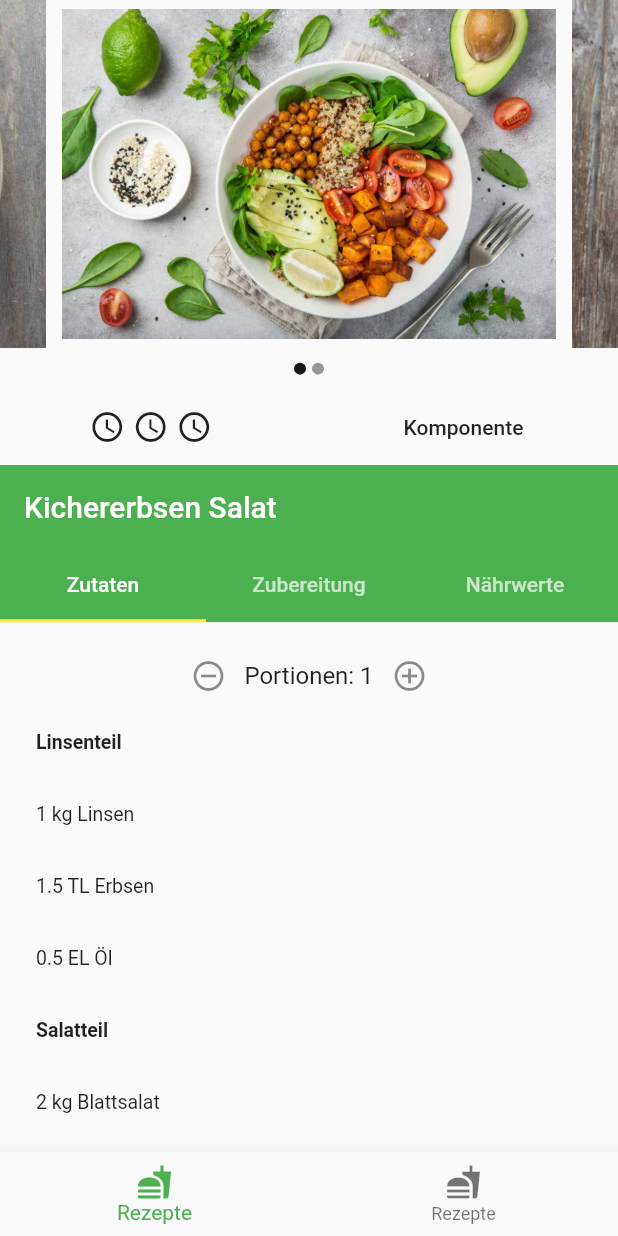
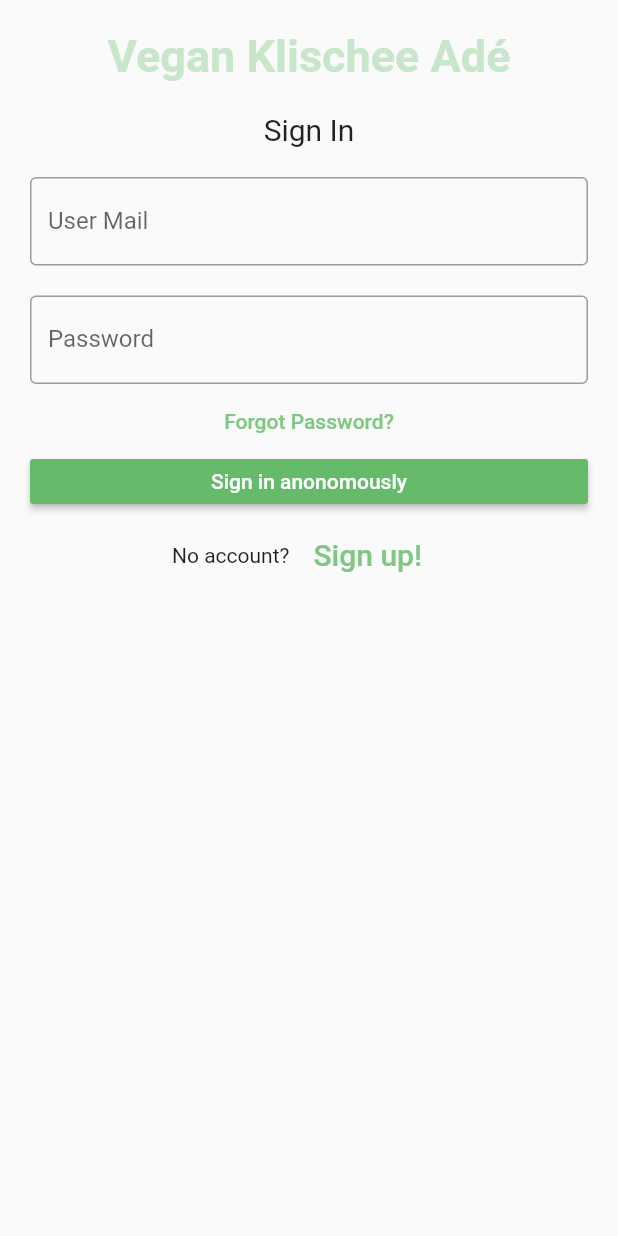
Before and after one commit to LarsLeo/Vegan-Klischee-ade-Baukasten, a Flutter app: the screen it shows after launch, on a phone screen of 412 x 824 dp. Run offline on Flutter 3.47's test engine with Material 2 defaults, Android fonts, the phone set to English and light mode, and no system bars; drawn by our look-alikes of carousel_slider; our stand-ins replace firebase_auth; accounts and stored records are empty.

Commit message:
added firebase auth

```diff
--- a/frontend/lib/main.dart
+++ b/frontend/lib/main.dart
@@ -1,7 +1,10 @@
+import 'package:firebase_auth/firebase_auth.dart';
 import 'package:flutter/material.dart';
 import 'package:frontend/config/config.dart';
-
-import 'views/recipe-detail/recipe-detail.dart';
+import 'package:frontend/services/auth.dart';
+import 'package:frontend/views/auth/authenticate.dart';
+import 'package:frontend/views/widgetContainer/widgetcontainer.dart';
+import 'package:provider/provider.dart';
 
 void main() {
   runApp(AppMain());
@@ -10,63 +13,27 @@ void main() {
 class AppMain extends StatelessWidget {
   @override
   Widget build(BuildContext context) {
-    return new MaterialApp(
-      title: Config.title,
-      theme: new ThemeData(
-        primarySwatch: Config.primaryColorSwatch,
-        accentColor: Config.secondaryColorSwatch
-      ),
-      home: new WidgetContainer(),
-    );
+    return StreamProvider<FirebaseUser>.value(
+        value: Auth.user,
+        child: new MaterialApp(
+          title: Config.title,
+          theme: new ThemeData(
+              primarySwatch: Config.primaryColorSwatch,
+              accentColor: Config.secondaryColorSwatch),
+          home: MainWrapper(),
+        ));
   }
 }
 
-class WidgetContainer extends StatefulWidget {
-  @override
-  _WidgetContainerState createState() => _WidgetContainerState();
-}
-
-class _WidgetContainerState extends State<WidgetContainer> {
-  final _WidgetContainerController _controller = _WidgetContainerController();
+class MainWrapper extends StatelessWidget {
   @override
   Widget build(BuildContext context) {
-    return SafeArea(
-      child: Scaffold(
-        body: Center(
-          child: _controller.widgetOptions[_controller.selectedIndex]
-        ),
-        bottomNavigationBar: BottomNavigationBar(
-          items: _controller.bottomNavigationItems,
-          currentIndex: _controller.selectedIndex,
-          onTap: (index) => _controller.onItemTapped(index, this),
-        )
-      )
-    );
+    final FirebaseUser _user = Provider.of<FirebaseUser>(context);
+
+    if (_user != null) {
+      print(_user);
+      return WidgetContainer();
+    } else
+      return Authenticate();
   }
 }
-
-class _WidgetContainerController {
-  final Map<int, Widget> widgetOptions = {
-    0: RecipeDetailPage(),
-    1: RecipeDetailPage()
-  };
-
-  final List<BottomNavigationBarItem> bottomNavigationItems = [
-    BottomNavigationBarItem(
-      icon: Icon(Icons.fastfood),
-      title: Text("Rezepte")
-    ),
-    BottomNavigationBarItem(
-      icon: Icon(Icons.fastfood),
-      title: Text("Rezepte")
-    )
-  ];
-
-  int selectedIndex = 0;
-
-  void onItemTapped(int index, State state) {
-    state.setState(() {
-      selectedIndex = index;
-    });
-  }
-}
--- a/frontend/lib/models/recipe-detail-component-model.dart
+++ b/frontend/lib/models/recipe-detail-component-model.dart
@@ -1,6 +1,8 @@
 import 'package:flutter/material.dart';
 import 'package:frontend/shared_components/enums.dart';
 import 'package:frontend/shared_components/nutrition-mapping.dart';
+
+// TODO: All of this is service logic
 
 @immutable
 class RecipeDetailJsonModel {
--- /dev/null
+++ b/frontend/lib/services/auth.dart
@@ -0,0 +1,28 @@
+import 'package:firebase_auth/firebase_auth.dart';
+
+class Auth {
+  static final FirebaseAuth _auth = FirebaseAuth.instance;
+
+  static Stream<FirebaseUser> get user {
+    return _auth.onAuthStateChanged;
+  }
+
+  static Future<FirebaseUser> signInAnonymous() async {
+    try {
+      AuthResult authResult = await _auth.signInAnonymously();
+      return authResult.user;
+    } catch (e) {
+      print(e.toString());
+      return null;
+    }
+  }
+
+  static Future signOut() async {
+    try {
+      return _auth.signOut();
+    } catch (e) {
+      print(e.toString());
+      return null;
+    }
+  }
+}
--- /dev/null
+++ b/frontend/lib/views/auth/authenticate.dart
@@ -0,0 +1,98 @@
+import 'package:flutter/material.dart';
+import 'package:frontend/services/auth.dart';
+
+class Authenticate extends StatefulWidget {
+  @override
+  State<StatefulWidget> createState() => _AuthenticationState();
+}
+
+// TODO: are colors neccessary? We got the color swatch!!!
+class _AuthenticationState extends State<Authenticate> {
+  double _padding = 10;
+
+  @override
+  Widget build(BuildContext context) {
+    return SafeArea(
+        child: Scaffold(
+      body: Padding(
+        padding: EdgeInsets.all(10),
+        child: ListView(
+          children: [
+            Container(
+              alignment: Alignment.center,
+              padding: EdgeInsets.all(_padding),
+              child: Text(
+                "Vegan Klischee Adé",
+                style: TextStyle(
+                    color: Colors.green[100],
+                    fontWeight: FontWeight.bold,
+                    fontSize: 30),
+              ),
+            ),
+            Container(
+              alignment: Alignment.center,
+              padding: EdgeInsets.all(_padding),
+              child: Text(
+                "Sign In",
+                style: TextStyle(fontSize: 20),
+              ),
+            ),
+            Container(
+              padding: EdgeInsets.all(_padding),
+              child: TextField(
+                decoration: InputDecoration(
+                    border: OutlineInputBorder(), labelText: "User Mail"),
+              ),
+            ),
+            Container(
+              padding: EdgeInsets.all(_padding),
+              child: TextField(
+                obscureText: true,
+                decoration: InputDecoration(
+                    border: OutlineInputBorder(), labelText: "Password"),
+              ),
+            ),
+            Container(
+              height: 30,
+              // TODO: implement password recovery
+              child: FlatButton(
+                onPressed: null,
+                child: Text("Forgot Password?"),
+                textColor: Colors.green[300],
+              ),
+            ),
+            Container(
+              height: 50,
+              padding: EdgeInsets.all(_padding),
+              child: RaisedButton(
+                textColor: Colors.white,
+                color: Colors.green[400],
+                onPressed: () async =>
+                    Auth.signInAnonymous().then((user) => null),
+                child: Text("Sign in anonomously"),
+              ),
+            ),
+            Container(
+              child: Row(
+                mainAxisAlignment: MainAxisAlignment.center,
+                children: [
+                  Text("No account?"),
+                  FlatButton(
+                    onPressed: null,
+                    child: Text(
+                      "Sign up!",
+                      style: TextStyle(fontSize: 20),
+                    ),
+                    textColor: Colors.green[300],
+                  )
+                ],
+              ),
+            )
+          ],
+        ),
+      ),
+    ));
+  }
+}
+
+class _AuthenticationController {}
--- a/frontend/lib/views/recipe-detail/recipe-detail.dart
+++ b/frontend/lib/views/recipe-detail/recipe-detail.dart
@@ -6,6 +6,7 @@ import 'components/recipe-content/recipe-content.dart';
 import 'components/recipe-header.dart';
 import 'components/recipe-picture.dart';
 
+//TODO: Use provider?
 class RecipeDetailPage extends StatelessWidget {
   @override
   Widget build(BuildContext context) {
```
Also changed, not shown: frontend/lib/views/account/account.dart (added, +90 -0 lines), frontend/lib/views/widgetContainer/widgetcontainer.dart (added, +42 -0 lines), frontend/pubspec.yaml (+9 -0 lines), frontend/pubspec.lock, 4 other files.
